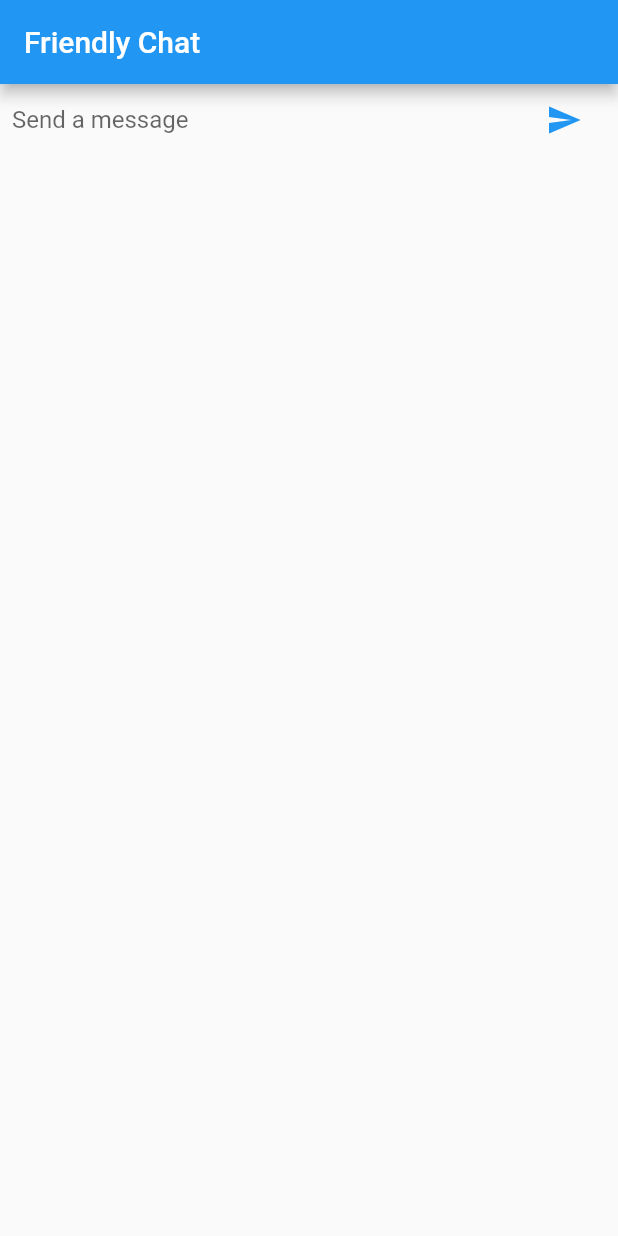
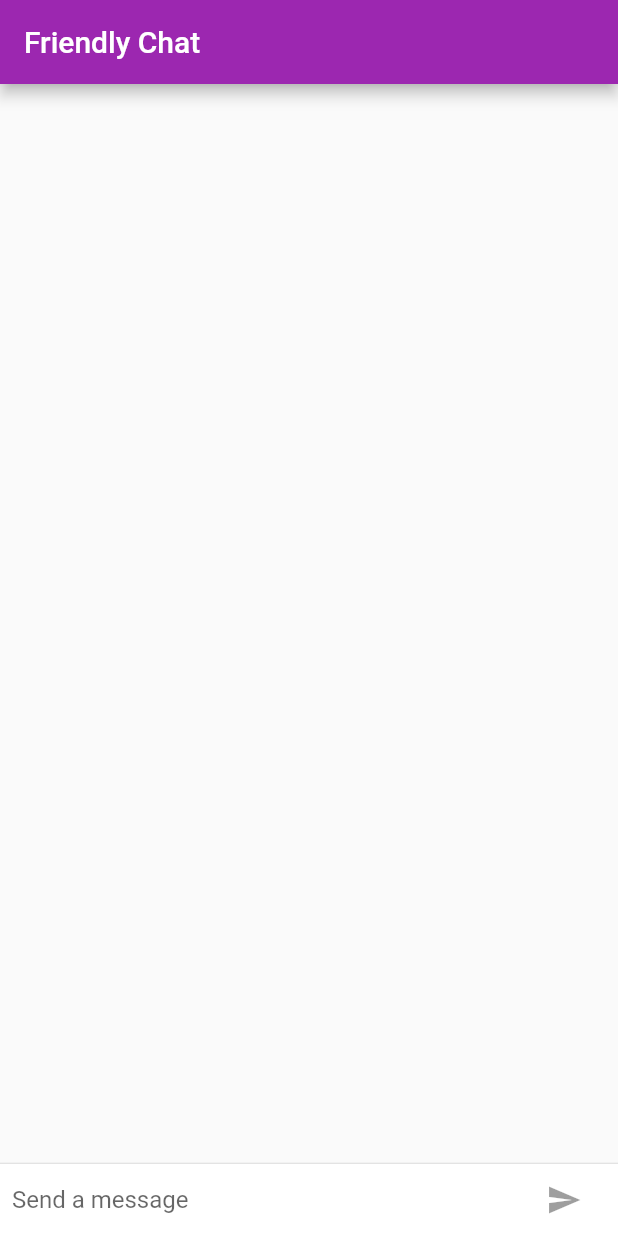
Before and after one commit to EricKisee/friendly_chat_flutter, a Flutter app: the screen it shows after launch, on a phone screen of 412 x 824 dp. Run offline on Flutter 3.47's test engine with Material 2 defaults, Android fonts, the phone set to English and light mode, and no system bars.

Commit message:
Second commit

```diff
--- a/lib/main.dart
+++ b/lib/main.dart
@@ -1,3 +1,5 @@
+import 'package:flutter/cupertino.dart';
+import 'package:flutter/foundation.dart';
 import 'package:flutter/material.dart';
 
 void main () {
@@ -6,12 +8,28 @@ void main () {
   );
 }
 
+final ThemeData kIOSTheme = ThemeData (
+  primarySwatch: Colors.orange,
+  primaryColor: Colors.grey[100],
+  primaryColorBrightness: Brightness.light,
+);
+
+final ThemeData kDefaultTheme = ThemeData(
+  primarySwatch: Colors.purple,
+  accentColor: Colors.orangeAccent[400],
+);
+
+String _name = 'Bazuu';
+
 class FriendlyChatApp extends StatelessWidget {
 
   @override
   Widget build (BuildContext context){
     return MaterialApp (
       title: 'Friendly Chat',
+      theme: defaultTargetPlatform == TargetPlatform.iOS
+        ? kIOSTheme
+        : kDefaultTheme,
       home: ChatScreen(),
     );
   }
@@ -22,16 +40,45 @@ class ChatScreen extends StatefulWidget {
   _ChatScreenState createState() => _ChatScreenState();
 }
 
-class _ChatScreenState extends State<ChatScreen> {
+class _ChatScreenState extends State<ChatScreen> with TickerProviderStateMixin {
 
+  final List<ChatMessage> _messages = [];
   final _textController = TextEditingController();
+  final FocusNode _focusNode = FocusNode();
+  bool _isComposing = false;
 
   @override
   Widget build(BuildContext context) {
     return Scaffold (
-      appBar : AppBar(title: Text('Friendly Chat')),
-      body: _buildTextComposer(),
-
+      appBar : AppBar(
+          title: Text('Friendly Chat'),
+        elevation: Theme.of(context).platform == TargetPlatform.iOS ? 0.0 : 4.0,
+      ),
+      body: Container(
+        child: Column(
+          children: [
+            Flexible(
+              child: ListView.builder(
+                padding: EdgeInsets.all(8.0),
+                itemBuilder: (_,int index) => _messages[index],
+                reverse: true,
+                itemCount: _messages.length,
+              ),
+            ),
+            Divider(height: 1.0,),
+            Container(
+              decoration: BoxDecoration(color: Theme.of(context).cardColor),
+              child: _buildTextComposer(),
+            )
+          ],
+        ),
+        decoration: Theme.of(context).platform == TargetPlatform.iOS // NEW
+            ? BoxDecoration(                                 // NEW
+          border: Border(                              // NEW
+            top: BorderSide(color: Colors.grey[200]), // NEW
+          ),                                           // NEW
+        )  : null,
+      ),
     );
   }
 
@@ -45,16 +92,29 @@ class _ChatScreenState extends State<ChatScreen> {
             Flexible(
               child: TextField(
                 controller: _textController,
-                onSubmitted: _handleSubmitted,
+                onChanged: (String text){
+                  setState(() {
+                    _isComposing = text.isNotEmpty;
+                  });
+                },
+                onSubmitted: _isComposing?_handleSubmitted:null,
                 decoration: InputDecoration.collapsed( hintText: 'Send a message'),
+                focusNode: _focusNode,
               ),
             ),
             Container(
-              margin: EdgeInsets.symmetric(horizontal: 4.0),
-              child: IconButton(
-                icon: const Icon(Icons.send),
-                onPressed: ()=> _handleSubmitted(_textController.text)
-              )
+                margin: EdgeInsets.symmetric(horizontal: 4.0),
+                child: Theme.of(context).platform == TargetPlatform.iOS ?
+                CupertinoButton(
+                  child: Text('Send'),
+                  onPressed: _isComposing
+                      ? () =>  _handleSubmitted(_textController.text)
+                      : null,) :
+                IconButton(
+                  icon: const Icon(Icons.send),
+                  onPressed: _isComposing ?
+                      () =>  _handleSubmitted(_textController.text) : null,
+                )
             ),
           ],
         ),
@@ -65,6 +125,70 @@ class _ChatScreenState extends State<ChatScreen> {
 
   void _handleSubmitted (String text) {
     _textController.clear();
+    setState(() {
+      _isComposing = false;
+    });
+    var message = ChatMessage (
+        text : text,
+      animationController: AnimationController(
+        duration: const Duration(milliseconds: 700),
+        vsync: this,
+      ),
+    );
+    setState(() {
+      _messages.insert(0,message);
+    });
+    _focusNode.requestFocus();
+    message.animationController.forward();
   }
 
+  @override
+  void dispose (){
+    for (var message in _messages){
+      message.animationController.dispose();
+    }
+    super.dispose();
+  }
 }
+
+class ChatMessage extends StatelessWidget {
+  final AnimationController animationController;
+  final String text;
+
+  ChatMessage({this.text, this.animationController });
+
+  @override
+  Widget build(BuildContext context) {
+    return SizeTransition(
+      sizeFactor: CurvedAnimation(parent: animationController, curve: Curves.easeOut),
+      axisAlignment: 0.0,
+      child: Container(
+        margin : EdgeInsets.symmetric(vertical: 10.0),
+        child: Row (
+          crossAxisAlignment: CrossAxisAlignment.start,
+          children: [
+            Container(
+              margin: const EdgeInsets.only(right: 16),
+              child: CircleAvatar(child: Text(_name[0]),),
+            ),
+            Expanded(
+              child: Column(
+                crossAxisAlignment: CrossAxisAlignment.start,
+                children: [
+                  Text(
+                      _name,
+                      style : Theme.of(context).textTheme.headline6
+                  ),
+                  Container(
+                    margin: EdgeInsets.only(top: 5.0),
+                    child: Text(text),
+                  )
+                ]
+              ),
+            ),
+          ],
+        )
+      ),
+    );
+  }
+}
```
